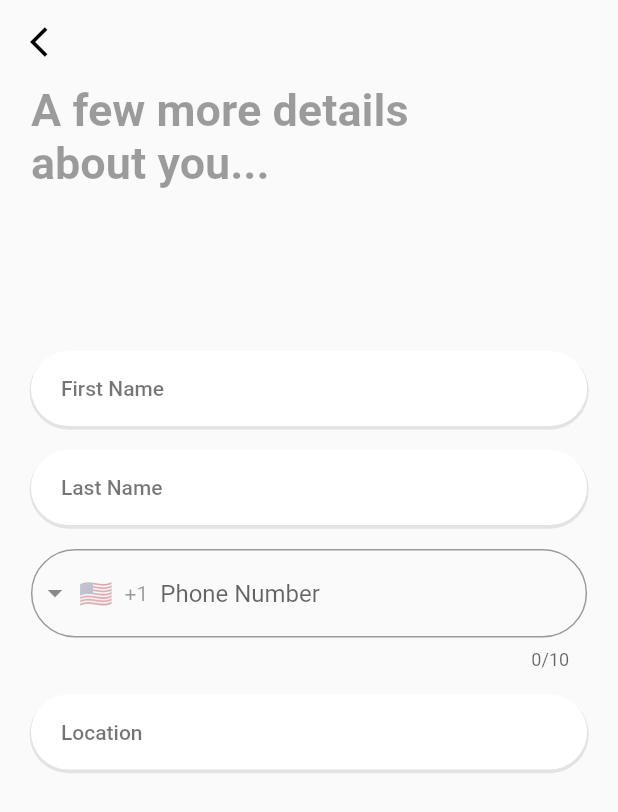
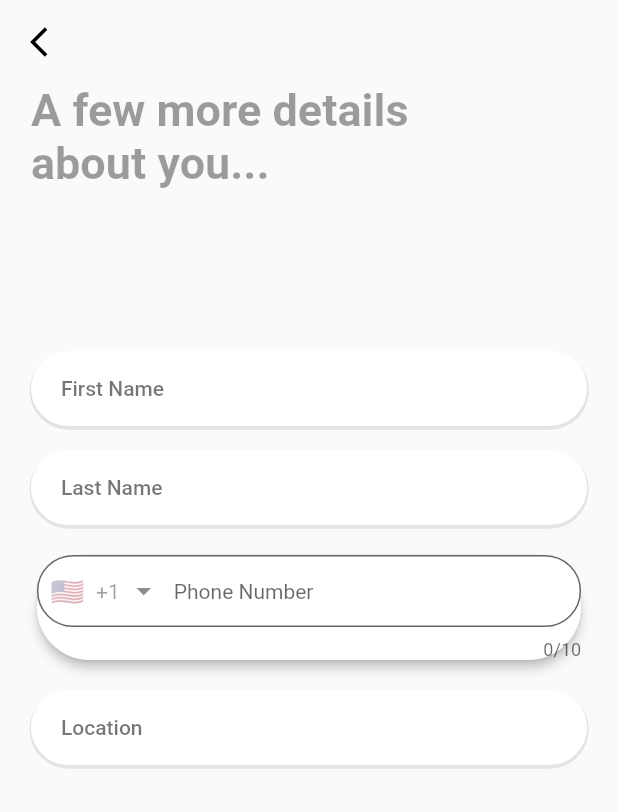
Before and after one commit to MaharGhazanfar/wedding_planner, a Flutter app: the screen it shows after launch, on a phone screen of 412 x 824 dp. Shown: the top 812 px of the screen. Run offline on Flutter 3.47's test engine with Material 2 defaults, Android fonts, the phone set to English and light mode, and no system bars; drawn by our look-alikes of intl_phone_field; our stand-ins replace carousel_slider, geocoding, geolocator, google_fonts, outline_gradient_button; missing offline and left inert: splash_screen_view; Roboto replaces fonts that are missing (Tinos).

Commit message:
wedding planner

```diff
--- a/lib/authentication/screens/personal_info.dart
+++ b/lib/authentication/screens/personal_info.dart
@@ -1,7 +1,9 @@
 import 'package:flutter/material.dart';
 import 'package:intl_phone_field/intl_phone_field.dart';
+import 'package:provider/provider.dart';
 import 'package:wedding_planner/repository/utils/custom_widgets.dart';
 import 'package:wedding_planner/repository/utils/data_constants.dart';
+import 'package:wedding_planner/repository/utils/model_location.dart';
 
 class PersonalInfoPage extends StatefulWidget {
   const PersonalInfoPage({Key? key}) : super(key: key);
@@ -22,6 +24,7 @@ class _PersonalInfoPageState extends State<PersonalInfoPage> {
   void initState() {
     // TODO: implement initState
     super.initState();
+
     firstNameController = TextEditingController();
     lastNameController = TextEditingController();
     phoneNameController = TextEditingController();
@@ -40,6 +43,9 @@ class _PersonalInfoPageState extends State<PersonalInfoPage> {
 
   @override
   Widget build(BuildContext context) {
+    var getLocation = Provider.of<LocationPicker>(context, listen: false);
+    addressNameController.text = getLocation.currentAddress;
+    getLocation.getCurrentPosition();
     return Scaffold(
       appBar: AppBar(
         elevation: 0,
@@ -94,31 +100,53 @@ class _PersonalInfoPageState extends State<PersonalInfoPage> {
                   ),
                   Padding(
                     padding: const EdgeInsets.only(top: 8.0, bottom: 8),
+                    child: Card(
+                      elevation: 3,
+                      shape: RoundedRectangleBorder(
+                          borderRadius: BorderRadius.circular(50)),
                       child: IntlPhoneField(
+                        dropdownIconPosition: IconPosition.trailing,
+                        flagsButtonPadding: EdgeInsets.only(left: 5),
                         decoration: InputDecoration(
-                          //labelText: 'Phone Number',
-
+                          contentPadding:
+                              const EdgeInsets.only(top: 17, bottom: 0),
                           hintText: 'Phone Number',
                           fillColor: Colors.white,
+                          filled: true,
+                          //enabledBorder: InputBorder.none,
                           border: OutlineInputBorder(
                               borderRadius: BorderRadius.circular(50),
-                              borderSide: const BorderSide(width: 1)),
-                          errorBorder: InputBorder.none,
-                          focusedBorder: InputBorder.none),
+                              borderSide: const BorderSide(width: 0)),
+                          errorBorder: OutlineInputBorder(
+                            borderRadius: BorderRadius.circular(50),
+                          ),
+                          focusedBorder: OutlineInputBorder(
+                            borderRadius: BorderRadius.circular(50),
+                          ),
+                        ),
                         onChanged: (phone) {
                           print(phone.completeNumber);
                         },
+                        style: const TextStyle(
+                            fontSize: 14, color: Colors.black54),
                         onCountryChanged: (country) {
                           print('Country changed to: ' + country.name);
                         },
                       ),
                     ),
+                  ),
                   Padding(
                     padding: const EdgeInsets.only(top: 8.0, bottom: 8),
-                    child: CustomWidget.customTextField3(
+                    child: Consumer<LocationPicker>(
+                      builder: (BuildContext context, value, Widget? child) {
+                        addressNameController.text = value.currentAddress;
+                        return CustomWidget.customTextField3(
+                            //onTap: () => getLocation.getCurrentPosition(),
                             titleName: 'Location',
                             controller: addressNameController,
-                        context: context),
+                            context: context);
+                      },
+                    ),
                   ),
                 ],
               ),
--- a/lib/main.dart
+++ b/lib/main.dart
@@ -1,11 +1,12 @@
 import 'package:flutter/material.dart';
 import 'package:google_fonts/google_fonts.dart';
+import 'package:provider/provider.dart';
 import 'package:splash_screen_view/SplashScreenView.dart';
 import 'package:wedding_planner/authentication/screens/personal_info.dart';
+import 'package:wedding_planner/repository/utils/model_location.dart';
 
 void main() {
   runApp(const MyApp());
-  //hello//////////////////////
 }
 
 class MyApp extends StatelessWidget {
@@ -29,8 +30,10 @@ class MyApp extends StatelessWidget {
           ),
         ),
         themeMode: ThemeMode.dark,
-      home: const HomePage(),
-    );
+        home: ChangeNotifierProvider<LocationPicker>(
+          create: (context) => LocationPicker(),
+          child: const PersonalInfoPage(),
+        ));
   }
 }
 
--- a/lib/repository/utils/custom_widgets.dart
+++ b/lib/repository/utils/custom_widgets.dart
@@ -4,9 +4,10 @@ import 'package:google_fonts/google_fonts.dart';
 import 'package:outline_gradient_button/outline_gradient_button.dart';
 
 import 'data_constants.dart';
+
 class CustomWidget {
-
-static Widget customContainer({required Widget child,
+  static Widget customContainer(
+      {required Widget child,
       double height = double.infinity,
       double width = double.infinity,
       void Function()? onTap,
@@ -66,6 +67,7 @@ static Widget customTextField3(
       bool obscureText = false,
       String? titleName,
       Widget? suffix,
+      void Function()? onTap,
       FormFieldValidator<String>? validate,
       TextInputType textInputType = TextInputType.text,
       int? maxLength,
@@ -99,6 +101,7 @@ static Widget customTextField3(
       child: TextFormField(
         controller: controller,
         key: key,
+        onTap: onTap,
         inputFormatters: inputFormatters,
         validator: validate,
         keyboardType: textInputType,
@@ -121,7 +124,7 @@ static Widget customTextField3(
               color: CustomColors.textFontColor,
               fontSize: 14),
           fillColor: Colors.white70,
-        border:  InputBorder.none,
+          border: InputBorder.none,
           // errorBorder:  OutlineInputBorder(borderRadius:BorderRadius.circular(50),borderSide: BorderSide(width: 1,color: Colors.red)),
           contentPadding: const EdgeInsets.only(left: 20),
         ),
--- a/lib/repository/utils/location_widget.dart
+++ /dev/null
@@ -1,6 +0,0 @@
-import 'package:flutter/cupertino.dart';
-
-class Location{
-
-
-}
--- a/pubspec.yaml
+++ b/pubspec.yaml
@@ -41,6 +41,9 @@ dependencies:
   splash_screen_view:
   carousel_slider:
   intl_phone_field:
+  geolocator:
+  geocoding:
+  provider:
 
 dev_dependencies:
   flutter_test:
```
Also changed, not shown: lib/repository/utils/model_location.dart (added, +82 -0 lines), lib/service_provider_interface/category_dialogue.dart (added, +18 -0 lines), pubspec.lock, 1 other file. Lines whose indentation alone changed are shown as unchanged.
